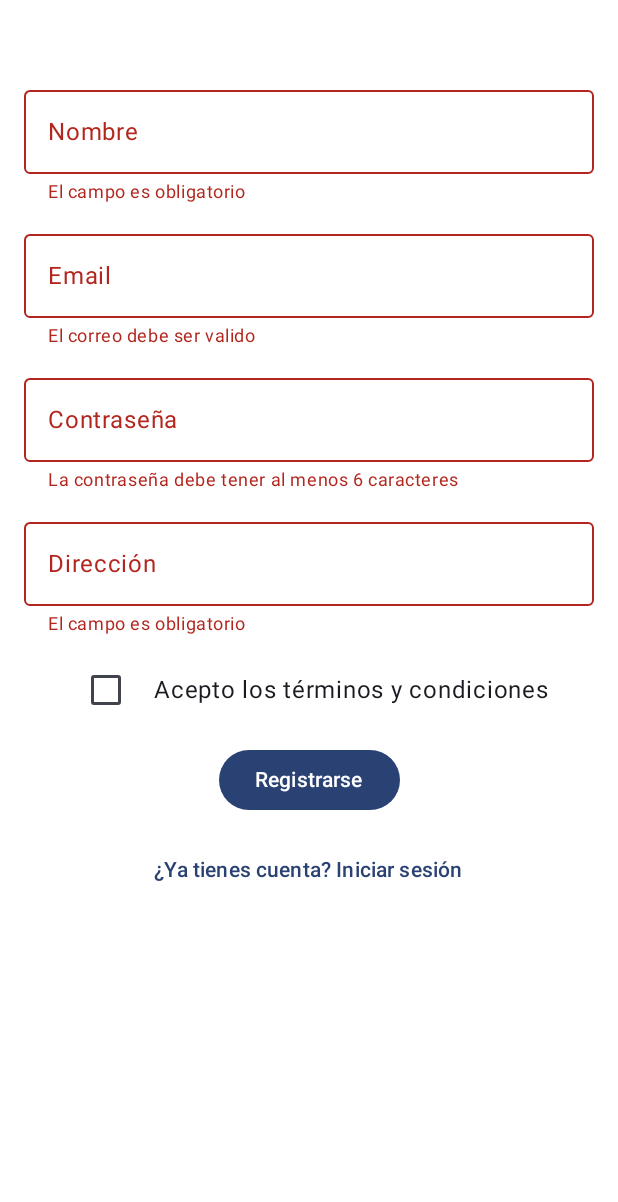
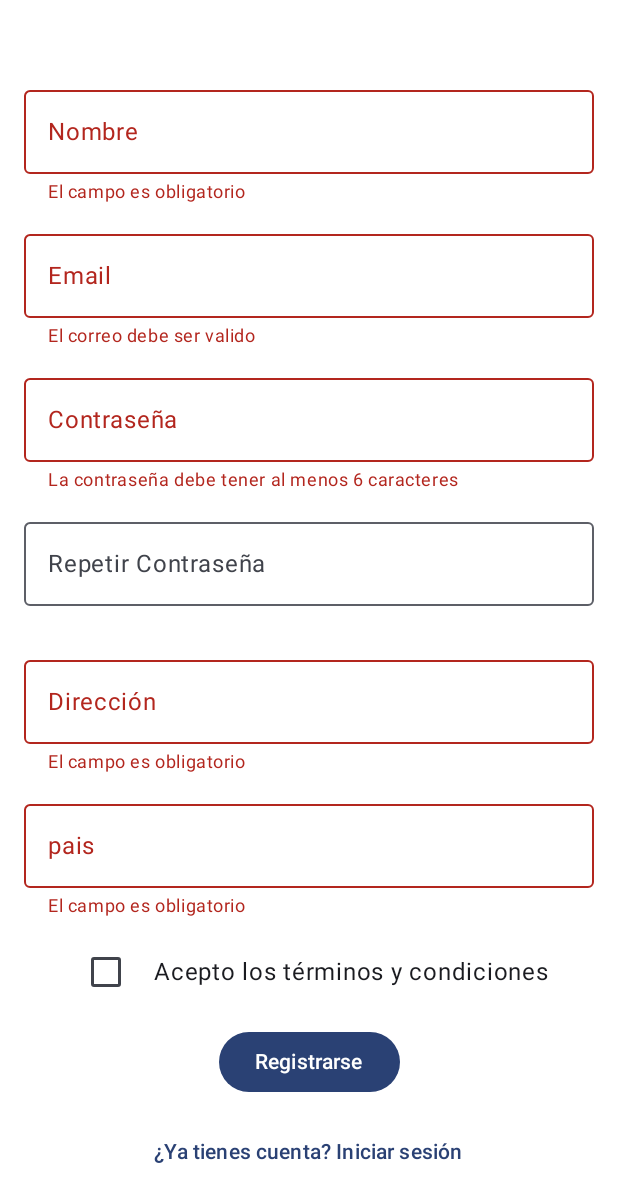
Before and after one commit to ERAM4/kolin, an Android app built with Jetpack Compose: the RegistroScreen screen opened through its navigation route, after a tap on "Registrarse", on a phone screen of 412 x 824 dp. Shown: the top 1202 px of the screen. Run offline under Robolectric (Android 15) with nearby library versions, the phone set to English and light mode, and no system bars; our stand-ins replace Room's generated code.

Commit message:
fix some things and add more features

```diff
--- a/app/src/main/java/com/example/teacherstore/MainActivity.kt
+++ b/app/src/main/java/com/example/teacherstore/MainActivity.kt
@@ -13,10 +13,14 @@ import androidx.lifecycle.viewmodel.compose.viewModel
 import androidx.navigation.compose.NavHost
 import androidx.navigation.compose.composable
 import androidx.navigation.compose.rememberNavController
+import com.example.teacherstore.model.database.ProductDataBase
 import com.example.teacherstore.model.database.UserDataBase
+import com.example.teacherstore.model.database.repository.ProductRepository
 import com.example.teacherstore.model.database.repository.UserRepository
 import com.example.teacherstore.navigation.AppRoute
 import com.example.teacherstore.navigation.NavigationEvent
+import com.example.teacherstore.ui.screens.CartScreen
+
 import com.example.teacherstore.ui.screens.HomeScreen
 import com.example.teacherstore.ui.screens.LoginScreen
 import com.example.teacherstore.ui.screens.CatalogScreen
@@ -25,6 +29,7 @@ import com.example.teacherstore.ui.screens.ProfileScreen
 import com.example.teacherstore.ui.screens.RegistroScreen
 import com.example.teacherstore.ui.theme.TeacherStoreTheme
 import com.example.teacherstore.viewmodel.MainViewModel
+import com.example.teacherstore.viewmodel.ProductViewModel
 import com.example.teacherstore.viewmodel.UsuarioViewModel
 import kotlinx.coroutines.flow.collectLatest
 
@@ -47,6 +52,13 @@ class MainActivity : ComponentActivity() {
                 val userRepository = UserRepository(userDataBase.userDao())
                 val userFactory = UsuarioViewModel.UsuarioViewModelFactory(userRepository)
                 val usuarioViewModel: UsuarioViewModel = viewModel(factory = userFactory)
+
+                val productDataBase = ProductDataBase.getDataBase(this)
+                val productRepository = ProductRepository(productDataBase.productDao())
+                val productFactory = ProductViewModel.DataProductViewModelFactory(productRepository)
+                val productViewModel: ProductViewModel = viewModel(factory = productFactory)
+
+
                 //val usuarioViewModel: UsuarioViewModel=viewModel()
 
                 /**La función LaunchedEffect en Jetpack Compose se usa para ejecutar
@@ -132,7 +144,10 @@ class MainActivity : ComponentActivity() {
 
                         }
                         composable(AppRoute.Catalog.route) {
-                            CatalogScreen(navController = navController)
+                            CatalogScreen(navController = navController, mainViewModel = mainViewModel, productViewModel = productViewModel)
+                        }
+                        composable(AppRoute.Cart.route) {
+                            CartScreen(navController = navController, productViewModel = productViewModel)
                         }
                     }
                 }
--- a/app/src/main/java/com/example/teacherstore/model/UsuarioUiState.kt
+++ b/app/src/main/java/com/example/teacherstore/model/UsuarioUiState.kt
@@ -10,7 +10,9 @@ data class UsuarioUiState(
     val nombre: String="",
     val correo: String="",
     val contrasena: String="",
+    val repetirContrasena: String="",
     val direccion: String="",
+    val pais: String="",
     val aceptaTerminos: Boolean=false,
     val errores: UsuarioErrores= UsuarioErrores()
 
@@ -20,5 +22,8 @@ data class UsuarioErrores(
     val nombre: String?=null,
     val correo: String?=null,
     val contrasena: String?=null,
-    val direccion: String? =null
+    val repetirContrasena: String?=null,
+    val direccion: String? =null,
+    val pais: String?=null
+
 )
--- /dev/null
+++ b/app/src/main/java/com/example/teacherstore/model/database/ProductDao.kt
@@ -0,0 +1,27 @@
+package com.example.teacherstore.model.database
+
+import androidx.room.Dao
+import androidx.room.Delete
+import androidx.room.Insert
+import androidx.room.OnConflictStrategy
+import androidx.room.Query
+import androidx.room.Update
+import com.example.teacherstore.model.product.Product
+import kotlinx.coroutines.flow.Flow
+
+@Dao
+interface ProductDao {
+
+    @Query("SELECT * FROM product")
+    fun findAllProducts(): Flow<List<DataProduct>>
+
+    @Insert(onConflict = OnConflictStrategy.REPLACE)
+    suspend fun insertProduct(product: DataProduct)
+
+    @Update
+    suspend fun updateProduct(product: DataProduct)
+
+    @Query("DELETE FROM product WHERE id = :id")
+    suspend fun deleteProduct(id:Int)
+
+}
--- /dev/null
+++ b/app/src/main/java/com/example/teacherstore/model/database/ProductDataBase.kt
@@ -0,0 +1,28 @@
+package com.example.teacherstore.model.database
+
+import android.content.Context
+import androidx.room.Database
+import androidx.room.Room
+import androidx.room.RoomDatabase
+
+@Database(entities = [DataProduct::class], version = 2)
+abstract class ProductDataBase : RoomDatabase() {
+    abstract fun productDao(): ProductDao
+
+    companion object{
+        @Volatile
+        private var INSTANCE: ProductDataBase? = null
+
+        fun getDataBase(context: Context): ProductDataBase{
+            return INSTANCE?: synchronized(this){
+                val instance = Room.databaseBuilder(
+                    context.applicationContext,
+                    ProductDataBase::class.java,
+                    "product_database"
+                ).build()
+                INSTANCE = instance
+                instance
+            }
+        }
+    }
+}
--- /dev/null
+++ b/app/src/main/java/com/example/teacherstore/model/database/repository/ProductRepository.kt
@@ -0,0 +1,21 @@
+package com.example.teacherstore.model.database.repository
+
+import com.example.teacherstore.model.database.DataProduct
+import com.example.teacherstore.model.database.ProductDao
+import com.example.teacherstore.model.database.User
+import com.example.teacherstore.model.database.UserDAO
+import kotlinx.coroutines.flow.Flow
+
+class ProductRepository(private val productDao: ProductDao){
+
+    val allProducts: Flow<List<DataProduct>> = productDao.findAllProducts()
+
+    suspend fun insertProduct(product: DataProduct){
+        productDao.insertProduct(product)
+    }
+
+    suspend fun deleteProductPerId(id: Int){
+        productDao.deleteProduct(id)
+    }
+
+}
--- a/app/src/main/java/com/example/teacherstore/navigation/AppRoute.kt
+++ b/app/src/main/java/com/example/teacherstore/navigation/AppRoute.kt
@@ -12,6 +12,7 @@ sealed class AppRoute(val route:String) {
     data object Shop: AppRoute("shop")
 
     data object Catalog: AppRoute("catalog")
+    data object Cart: AppRoute("Cart")
 
     data class Detail (val itemId:String): AppRoute("detail/{itemId}")
     {
--- a/app/src/main/java/com/example/teacherstore/ui/screens/RegistroScreen.kt
+++ b/app/src/main/java/com/example/teacherstore/ui/screens/RegistroScreen.kt
@@ -104,6 +104,21 @@ fun RegistroScreen(
 
 
                 )
+                OutlinedTextField(
+                    value = estado.repetirContrasena,
+                    onValueChange = usuarioViewModel::onRepetirContrasenaChange,
+                    label = {Text("Repetir Contraseña")},
+                    isError = estado.errores.repetirContrasena!=null,
+                    visualTransformation = PasswordVisualTransformation(),
+                    supportingText = {
+                        estado.errores.repetirContrasena?.let{
+                            Text(it, color = MaterialTheme.colorScheme.error)
+                        }
+                    },
+                    modifier = Modifier.fillMaxWidth()
+
+
+                )
 
                 OutlinedTextField(
                     value = estado.direccion,
@@ -119,6 +134,19 @@ fun RegistroScreen(
                     modifier = Modifier.fillMaxWidth()
 
 
+                )
+                OutlinedTextField(
+                    value = estado.pais,
+                    onValueChange = usuarioViewModel::onPaisChange,
+                    label = {Text("pais")},
+                    isError = estado.errores.pais!=null,
+                    singleLine = true,
+                    supportingText = {
+                        estado.errores.pais?.let{
+                            Text(it, color = MaterialTheme.colorScheme.error)
+                        }
+                    },
+                    modifier = Modifier.fillMaxWidth()
                 )
 
                 Row(verticalAlignment = Alignment.CenterVertically) {
--- /dev/null
+++ b/app/src/main/java/com/example/teacherstore/viewmodel/ProductViewModel.kt
@@ -0,0 +1,36 @@
+package com.example.teacherstore.viewmodel
+
+import androidx.lifecycle.ViewModel
+import androidx.lifecycle.ViewModelProvider
+import androidx.lifecycle.viewModelScope
+import androidx.lifecycle.viewmodel.compose.viewModel
+import com.example.teacherstore.model.database.DataProduct
+import com.example.teacherstore.model.database.repository.ProductRepository
+import com.example.teacherstore.model.database.repository.UserRepository
+import kotlinx.coroutines.launch
+
+class ProductViewModel(private val productRepository: ProductRepository): ViewModel() {
+
+    val allProductsInCart = productRepository.allProducts
+
+    fun insertProduct(dataProduct: DataProduct) = viewModelScope.launch {
+        productRepository.insertProduct(dataProduct)
+    }
+
+    fun deleteProductPerId(id: Int) = viewModelScope.launch {
+        productRepository.deleteProductPerId(id)
+    }
+
+
+    class DataProductViewModelFactory(private val productRepository: ProductRepository) : ViewModelProvider.Factory{
+
+        override fun <T : ViewModel> create(modelClass: Class<T>): T {
+            if (modelClass.isAssignableFrom(ProductViewModel::class.java)){
+                @Suppress("UNCHECKED_CAST")
+                return ProductViewModel(productRepository) as T
+            }
+            throw IllegalArgumentException("Ni modo flaco no esta la vista del modelo")
+        }
+    }
+
+}
--- a/app/src/main/java/com/example/teacherstore/viewmodel/UsuarioViewModel.kt
+++ b/app/src/main/java/com/example/teacherstore/viewmodel/UsuarioViewModel.kt
@@ -42,9 +42,15 @@ class UsuarioViewModel(private val userRepository: UserRepository) : ViewModel()
     fun onContrasenaChange(nuevaContrasena:String){
         _estado.update { it.copy(contrasena = nuevaContrasena, errores = it.errores.copy(contrasena =null)) }
     }
+    fun onRepetirContrasenaChange(repetirContrasena:String){
+        _estado.update { it.copy(repetirContrasena = repetirContrasena, errores = it.errores.copy(repetirContrasena =null)) }
+    }
 
     fun onDireccionChange(nuevaDireccion:String){
         _estado.update { it.copy(direccion = nuevaDireccion, errores = it.errores.copy(direccion =null)) }
+    }
+    fun onPaisChange(pais:String){
+        _estado.update { it.copy(pais = pais, errores = it.errores.copy(pais =null)) }
     }
 
     fun onAceptarTerminosChange(nuevoAceptarTerminos: Boolean){
@@ -69,8 +75,10 @@ class UsuarioViewModel(private val userRepository: UserRepository) : ViewModel()
         val errores= UsuarioErrores(
             nombre = if(formularioActual.nombre.isBlank()) "El campo es obligatorio" else null,
             correo = if(!Patterns.EMAIL_ADDRESS.matcher(formularioActual.correo).matches()) "El correo debe ser valido" else null,
+            repetirContrasena = if(formularioActual.contrasena == formularioActual.repetirContrasena)  null else "Las contraseñas no coinciden",
             contrasena= if(formularioActual.contrasena.length <6)"La contraseña debe tener al menos 6 caracteres" else null,
             direccion = if(formularioActual.direccion.isBlank()) "El campo es obligatorio" else null,
+            pais = if(formularioActual.pais.isBlank()) "El campo es obligatorio" else null,
         )
 
         //listOfNotNull retorna una lista de los elementos que "no sean nulos"
@@ -78,6 +86,8 @@ class UsuarioViewModel(private val userRepository: UserRepository) : ViewModel()
             errores.nombre,
             errores.correo,
             errores.contrasena,
+            errores.repetirContrasena,
+            errores.pais,
             errores.direccion
         ).isNotEmpty()//retorna true si la coleccion no esta vacia
 
--- a/gradle/libs.versions.toml
+++ b/gradle/libs.versions.toml
@@ -16,6 +16,7 @@ lifecycleViemodelCompose = "<latest>"
 materialIconsExtended = "<latest>"
 navigationCompose = "<latest>"
 navigationComposeVersion = "2.9.5"
+roomKtx = "2.8.3"
 #navigationComposeJvmstubs = "2.9.5"
 
 [libraries]
@@ -41,6 +42,7 @@ androidx-ui-test-junit4 = { group = "androidx.compose.ui", name = "ui-test-junit
 androidx-material3 = { group = "androidx.compose.material3", name = "material3" }
 kotlinx-coroutines-android = { module = "org.jetbrains.kotlinx:kotlinx-coroutines-android", version.ref = "kotlinxCoroutinesAndroid" }
 navigation-compose = { group = "androidx.navigation", name = "navigation-compose", version.ref = "navigationComposeVersion" }
+androidx-room-ktx = { group = "androidx.room", name = "room-ktx", version.ref = "roomKtx" }
 #androidx-navigation-compose-jvmstubs = { group = "androidx.navigation", name = "navigation-compose-jvmstubs", version.ref = "navigationComposeJvmstubs" }
 
 
```
Also changed, not shown: app/src/main/java/com/example/teacherstore/model/database/DataProduct.kt (added, +15 -0 lines), app/src/main/java/com/example/teacherstore/ui/screens/CartScreen.kt (added, +120 -0 lines), app/src/main/java/com/example/teacherstore/ui/screens/CatalogoScreen.kt (+24 -3 lines).
